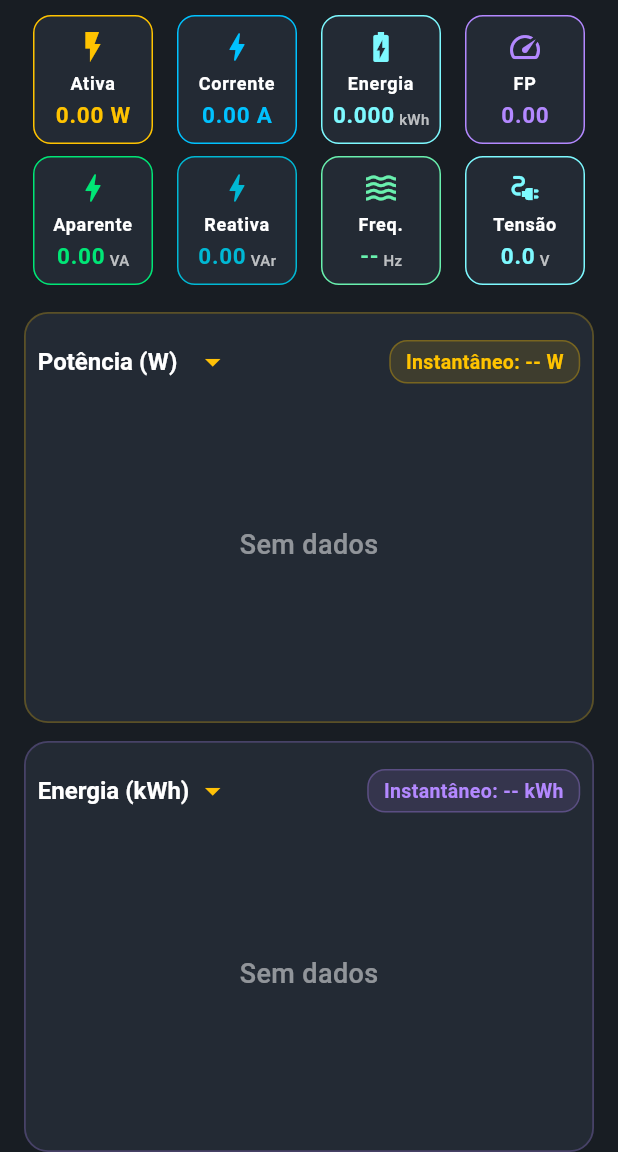
After one commit to frahncky/EMetrics-IoT, a Flutter app: the screen it shows after launch, on a phone screen of 412 x 824 dp, the part 84-1236 px from its top. The commit adds this screen. Run offline on Flutter 3.47's test engine with Material 3 defaults, Android fonts, the phone set to English and light mode, and no system bars; our stand-ins replace csv, fl_chart, flutter_local_notifications, flutter_riverpod, sqflite; missing offline and left inert: mqtt_client; accounts and stored records are empty.

Commit message:
feat(dashboard): dois gráficos empilhados, seleção por dropdown, layout refinado e aviso MQTT removido

```diff
--- a/lib/src/ui/dashboard/chart_selector.dart
+++ b/lib/src/ui/dashboard/chart_selector.dart
@@ -8,12 +8,9 @@ class ChartSelector extends StatelessWidget {
   @override
   Widget build(BuildContext context) {
     const fields = [
-      {'label': 'Tensão (V)', 'value': 'voltage'},
-      {'label': 'Corrente (A)', 'value': 'current'},
       {'label': 'Potência (W)', 'value': 'power'},
+      {'label': 'Energia (kWh)', 'value': 'energy'},
       {'label': 'Fator Potência', 'value': 'pf'},
-      {'label': 'Frequência (Hz)', 'value': 'frequency'},
-      {'label': 'Energia (kWh)', 'value': 'energy'},
     ];
     return Wrap(
       spacing: 8,
--- a/lib/src/ui/dashboard/dashboard_page.dart
+++ b/lib/src/ui/dashboard/dashboard_page.dart
@@ -5,6 +5,7 @@ import 'package:flutter_riverpod/flutter_riverpod.dart';
 import '../../providers/metric_provider.dart';
 import 'realtime_chart.dart';
 import 'chart_selector.dart';
+import 'dashboard_tabs.dart';
 import 'dashboard_drawer.dart';
 
 class DashboardPage extends ConsumerStatefulWidget {
@@ -69,30 +70,14 @@ class _DashboardPageState extends ConsumerState<DashboardPage> {
               loading: () => const Center(child: CircularProgressIndicator()),
               error: (e, _) => Center(child: Text('Erro ao carregar dados: $e', style: TextStyle(color: Color(0xFFFFC300)))),
             ),
-            Padding(
-              padding: const EdgeInsets.symmetric(horizontal: 12, vertical: 8),
-              child: ChartSelector(
-                selected: _selectedField,
-                onChanged: (f) => setState(() => _selectedField = f),
+            // Dois gráficos em abas
+            Expanded(
+              child: Padding(
+                padding: const EdgeInsets.symmetric(horizontal: 8, vertical: 0),
+                child: DashboardTabs(),
               ),
             ),
-            Expanded(
-              child: Padding(
-                padding: const EdgeInsets.symmetric(horizontal: 12, vertical: 0),
-                child: RealtimeChart(field: _selectedField),
-              ),
-            ),
-            Padding(
-              padding: const EdgeInsets.symmetric(horizontal: 20, vertical: 8),
-              child: mqttStream.when(
-                data: (messages) => Text(
-                  'Última mensagem MQTT: ${messages.isNotEmpty ? messages.last.payload.toString() : "Nenhuma"}',
-                  style: const TextStyle(color: Color(0xFF00C2FF), fontSize: 13, fontWeight: FontWeight.w500),
-                ),
-                loading: () => const SizedBox.shrink(),
-                error: (e, _) => Text('Erro MQTT: $e', style: const TextStyle(color: Colors.redAccent)),
-              ),
-            ),
+            // Aviso de erro MQTT removido
           ],
         ),
       ),
@@ -117,41 +102,82 @@ class _MainIndicators extends StatelessWidget {
 
   @override
   Widget build(BuildContext context) {
+    // Cálculos para aparente, reativa e frequência
+    final double apparent = voltage * current;
+    final double reativa = (voltage * current) * (1 - (pf.isNaN ? 0 : pf));
+    final double? freq = null; // Será passado pelo parâmetro futuramente se necessário
+
     return Column(
-      crossAxisAlignment: CrossAxisAlignment.stretch,
       children: [
         Row(
           mainAxisAlignment: MainAxisAlignment.spaceEvenly,
           children: [
             _IndicatorCard(
-              label: 'Potência',
+              label: 'Ativa',
               value: '${power.toStringAsFixed(2)} W',
               icon: Icons.flash_on_outlined,
               color: Color(0xFFFFC300),
+              compact: true,
             ),
             _IndicatorCard(
               label: 'Corrente',
               value: '${current.toStringAsFixed(2)} A',
               icon: Icons.bolt_outlined,
               color: Color(0xFF00C2FF),
+              compact: true,
+            ),
+            _IndicatorCard(
+              label: 'Energia',
+              value: '${energy.toStringAsFixed(3)}',
+              icon: Icons.battery_charging_full_outlined,
+              color: Color(0xFF7DF9FF),
+              compact: true,
+              unit: 'kWh',
+            ),
+            _IndicatorCard(
+              label: 'FP',
+              value: pf.isNaN ? '--' : pf.toStringAsFixed(2),
+              icon: Icons.speed_outlined,
+              color: Color(0xFFB388FF),
+              compact: true,
             ),
           ],
         ),
-        const SizedBox(height: 8),
+        const SizedBox(height: 4),
         Row(
           mainAxisAlignment: MainAxisAlignment.spaceEvenly,
           children: [
             _IndicatorCard(
-              label: 'Energia',
-              value: '${energy.toStringAsFixed(3)} kWh',
-              icon: Icons.battery_charging_full_outlined,
-              color: Color(0xFF7DF9FF),
+              label: 'Aparente',
+              value: apparent.isNaN ? '--' : apparent.toStringAsFixed(2),
+              icon: Icons.bolt,
+              color: Color(0xFF00E676),
+              compact: true,
+              unit: 'VA',
             ),
             _IndicatorCard(
-              label: 'Fator Potência',
-              value: pf.isNaN ? '--' : pf.toStringAsFixed(2),
-              icon: Icons.speed_outlined,
-              color: Color(0xFFB388FF),
+              label: 'Reativa',
+              value: reativa.isNaN ? '--' : reativa.toStringAsFixed(2),
+              icon: Icons.bolt,
+              color: Color(0xFF00B8D4),
+              compact: true,
+              unit: 'VAr',
+            ),
+            _IndicatorCard(
+              label: 'Freq.',
+              value: '--',
+              icon: Icons.waves,
+              color: Color(0xFF69F0AE),
+              compact: true,
+              unit: 'Hz',
+            ),
+            _IndicatorCard(
+              label: 'Tensão',
+              value: voltage.isNaN ? '--' : voltage.toStringAsFixed(1),
+              icon: Icons.electrical_services,
+              color: Color(0xFF7DF9FF),
+              compact: true,
+              unit: 'V',
             ),
           ],
         ),
@@ -160,42 +186,69 @@ class _MainIndicators extends StatelessWidget {
   }
 }
 
+
 class _IndicatorCard extends StatelessWidget {
   final String label;
   final String value;
   final IconData icon;
   final Color color;
-  const _IndicatorCard({required this.label, required this.value, required this.icon, required this.color});
+  final bool compact;
+  final String? unit;
+
+  const _IndicatorCard({
+    required this.label,
+    required this.value,
+    required this.icon,
+    required this.color,
+    this.compact = false,
+    this.unit,
+  });
 
   @override
   Widget build(BuildContext context) {
     return Semantics(
       label: 'Indicador de $label: $value',
       child: Container(
-        margin: const EdgeInsets.symmetric(horizontal: 6, vertical: 8),
+        margin: EdgeInsets.symmetric(horizontal: compact ? 2 : 6, vertical: compact ? 2 : 8),
         child: Container(
-          width: 120,
-          padding: const EdgeInsets.symmetric(vertical: 16, horizontal: 8),
+          width: compact ? 80 : 120,
+          padding: EdgeInsets.symmetric(vertical: compact ? 8 : 16, horizontal: compact ? 4 : 8),
           decoration: BoxDecoration(
             color: const Color(0xFF232A34),
-            borderRadius: BorderRadius.circular(16),
-            border: Border.all(color: color, width: 1.2),
+            borderRadius: BorderRadius.circular(12),
+            border: Border.all(color: color, width: 1.0),
           ),
           child: Column(
             mainAxisSize: MainAxisSize.min,
             children: [
-              Icon(icon, color: color, size: 30, semanticLabel: 'Ícone de $label'),
-              const SizedBox(height: 8),
+              Icon(icon, color: color, size: compact ? 24 : 30, semanticLabel: 'Ícone de $label'),
+              SizedBox(height: compact ? 4 : 8),
               Text(
                 label,
-                style: const TextStyle(fontSize: 15, color: Colors.white, fontWeight: FontWeight.w700, letterSpacing: 0.5),
+                style: TextStyle(fontSize: compact ? 12 : 15, color: Colors.white, fontWeight: FontWeight.w600, letterSpacing: 0.5),
                 textAlign: TextAlign.center,
               ),
-              const SizedBox(height: 6),
-              Text(
-                value,
-                style: TextStyle(fontSize: 20, fontWeight: FontWeight.bold, color: color, letterSpacing: 0.5),
-                textAlign: TextAlign.center,
+              SizedBox(height: compact ? 2 : 6),
+              Row(
+                mainAxisAlignment: MainAxisAlignment.center,
+                crossAxisAlignment: CrossAxisAlignment.end,
+                children: [
+                  Text(
+                    value,
+                    style: TextStyle(fontSize: compact ? 15 : 20, fontWeight: FontWeight.bold, color: color, letterSpacing: 0.5),
+                    textAlign: TextAlign.center,
+                  ),
+                  if (unit != null) ...[
+                    SizedBox(width: 3),
+                    Padding(
+                      padding: EdgeInsets.only(bottom: compact ? 1 : 2),
+                      child: Text(
+                        unit!,
+                        style: TextStyle(fontSize: compact ? 10 : 13, color: Colors.white70, fontWeight: FontWeight.w500),
+                      ),
+                    ),
+                  ],
+                ],
               ),
             ],
           ),
--- /dev/null
+++ b/lib/src/ui/dashboard/dashboard_tabs.dart
@@ -0,0 +1,88 @@
+import 'package:flutter/material.dart';
+import 'realtime_chart.dart';
+
+
+class DashboardTabs extends StatefulWidget {
+  const DashboardTabs({super.key});
+
+  @override
+  State<DashboardTabs> createState() => _DashboardTabsState();
+}
+
+class _DashboardTabsState extends State<DashboardTabs> {
+  String _selectedField1 = 'power';
+  String _selectedField2 = 'energy';
+
+  @override
+  Widget build(BuildContext context) {
+    return Column(
+      children: [
+        const SizedBox(height: 16),
+        Expanded(
+          child: _ChartWithSelector(
+            selectedField: _selectedField1,
+            onChanged: (f) => setState(() => _selectedField1 = f),
+          ),
+        ),
+        const SizedBox(height: 12),
+        Expanded(
+          child: _ChartWithSelector(
+            selectedField: _selectedField2,
+            onChanged: (f) => setState(() => _selectedField2 = f),
+          ),
+        ),
+      ],
+    );
+  }
+}
+
+class _ChartWithSelector extends StatelessWidget {
+  final String selectedField;
+  final ValueChanged<String> onChanged;
+  const _ChartWithSelector({required this.selectedField, required this.onChanged});
+
+  @override
+  Widget build(BuildContext context) {
+    return _RealtimeChartWithInternalSelector(
+      selectedField: selectedField,
+      onChanged: onChanged,
+    );
+  }
+}
+
+class _RealtimeChartWithInternalSelector extends StatelessWidget {
+  final String selectedField;
+  final ValueChanged<String> onChanged;
+  const _RealtimeChartWithInternalSelector({required this.selectedField, required this.onChanged});
+
+  @override
+  Widget build(BuildContext context) {
+    const fields = [
+      {'label': 'Potência (W)', 'value': 'power'},
+      {'label': 'Energia (kWh)', 'value': 'energy'},
+      {'label': 'Fator Potência', 'value': 'pf'},
+    ];
+    return Padding(
+      padding: const EdgeInsets.symmetric(horizontal: 8),
+      child: RealtimeChart(
+        field: selectedField,
+        fieldSelector: (context) {
+          final current = fields.firstWhere((f) => f['value'] == selectedField);
+          return DropdownButtonHideUnderline(
+            child: DropdownButton<String>(
+              value: selectedField,
+              dropdownColor: const Color(0xFF232A34),
+              style: const TextStyle(color: Colors.amber, fontWeight: FontWeight.bold, fontSize: 16),
+              icon: const Icon(Icons.arrow_drop_down, color: Colors.amber),
+              onChanged: (v) => v != null ? onChanged(v) : null,
+              items: fields.map((f) => DropdownMenuItem(
+                value: f['value'],
+                child: Text(f['label']!, style: TextStyle(color: Colors.white)),
+              )).toList(),
+            ),
+          );
+        },
+      ),
+    );
+  }
+}
--- a/lib/src/ui/dashboard/realtime_chart.dart
+++ b/lib/src/ui/dashboard/realtime_chart.dart
@@ -3,9 +3,12 @@ import 'package:flutter/material.dart';
 import 'package:flutter_riverpod/flutter_riverpod.dart';
 import '../../providers/metric_provider.dart';
 
+typedef FieldSelectorBuilder = Widget Function(BuildContext context);
+
 class RealtimeChart extends ConsumerWidget {
   final String field;
-  const RealtimeChart({super.key, required this.field});
+  final FieldSelectorBuilder? fieldSelector;
+  const RealtimeChart({super.key, required this.field, this.fieldSelector});
 
   @override
   Widget build(BuildContext context, WidgetRef ref) {
@@ -52,7 +55,9 @@ class RealtimeChart extends ConsumerWidget {
                 Row(
                   mainAxisAlignment: MainAxisAlignment.spaceBetween,
                   children: [
-                    Text(
+                    fieldSelector != null
+                        ? fieldSelector!(context)
+                        : Text(
                             '$title (${unit.isNotEmpty ? unit : ''})',
                             style: TextStyle(
                               color: mainColor,
```
Lines whose indentation alone changed are shown as unchanged.
